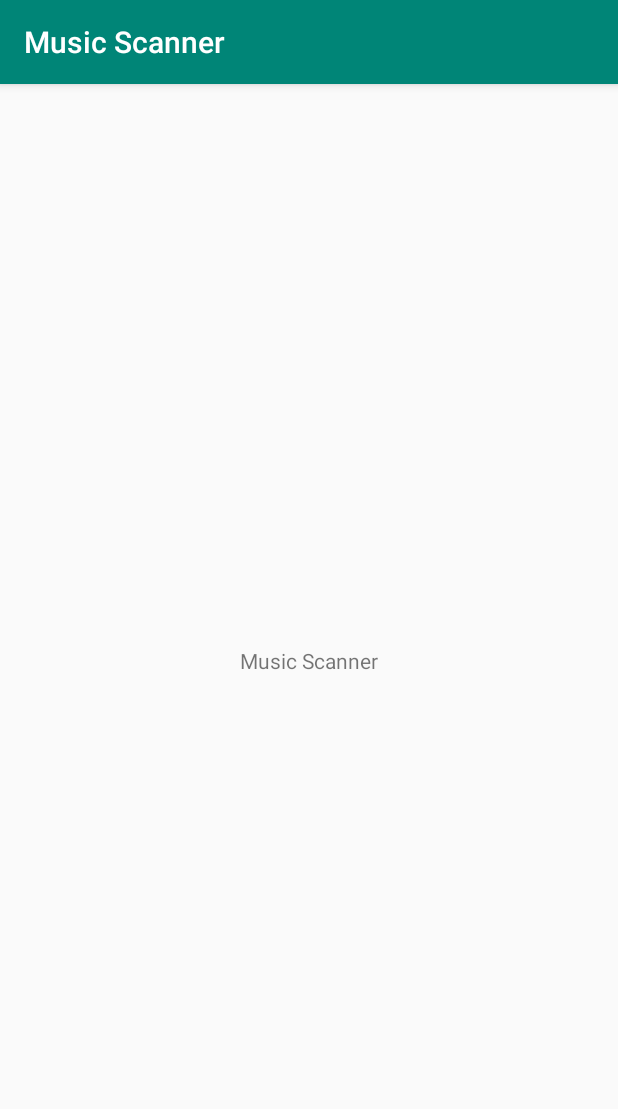
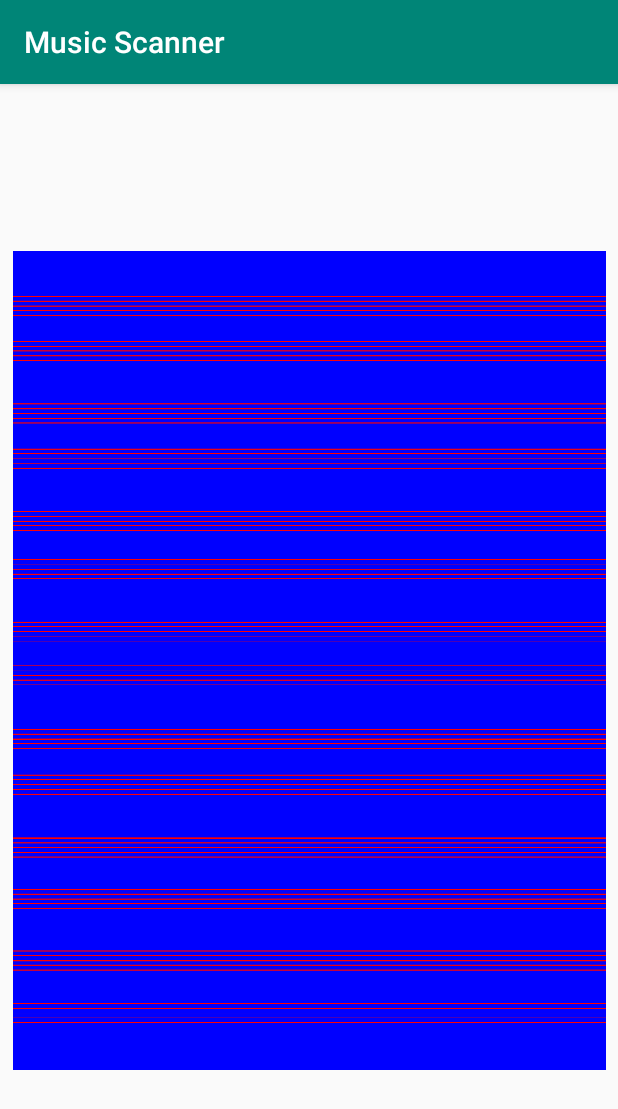
Before and after one commit to HarderMirror/Partiture, an Android app: the screen it shows after launch (MainActivity), on a phone screen of 412 x 824 dp. Shown: the top 1109 px of the screen. Run offline under Robolectric (Android 15) with nearby library versions, the phone set to English and light mode, and no system bars.

Commit message:
Line detection done

```diff
--- a/Android/app/src/main/java/com/veprojects/musicscanner/MainActivity.java
+++ b/Android/app/src/main/java/com/veprojects/musicscanner/MainActivity.java
@@ -1,13 +1,27 @@
 package com.veprojects.musicscanner;
 
+import android.graphics.Bitmap;
+import android.graphics.BitmapFactory;
+import android.media.Image;
 import android.support.v7.app.AppCompatActivity;
 import android.os.Bundle;
+import android.widget.ImageView;
+
+import java.util.ArrayList;
 
 public class MainActivity extends AppCompatActivity {
+    private ArrayList<Bitmap> imgs;
 
     @Override
     protected void onCreate(Bundle savedInstanceState) {
         super.onCreate(savedInstanceState);
+        imgs = new ArrayList<Bitmap>();
+        imgs.add(BitmapFactory.decodeResource(this.getResources(),R.drawable.penta10));
         setContentView(R.layout.activity_main);
+        MusicSheet ms = new MusicSheet(imgs);
+        ImageView imgExpose = findViewById(R.id.imageView);
+        imgExpose.setImageBitmap(ms.readLines(imgs.get(0)));
+
+
     }
 }
--- /dev/null
+++ b/Android/app/src/main/java/com/veprojects/musicscanner/MusicSheet.java
@@ -0,0 +1,94 @@
+package com.veprojects.musicscanner;
+import android.content.Context;
+import android.graphics.Color;
+import android.graphics.Bitmap;
+import android.widget.ImageView;
+
+import java.util.ArrayList;
+
+public class MusicSheet {
+
+    private ArrayList<Bitmap> imgs;
+
+
+    public MusicSheet(ArrayList<Bitmap> imgs){
+        this.imgs = imgs;
+
+
+    }
+
+    //GETTERS AND SETTERS
+
+    public ArrayList<Bitmap> getImgs() {
+        return imgs;
+    }
+
+    public void setImgs(ArrayList<Bitmap> imgs) {
+        this.imgs = imgs;
+    }
+
+    //METHODS
+
+    public void convertToDigital(){
+
+        this.readLines(this.getImgs().get(0));
+    }
+    public Bitmap readLines(Bitmap img){
+        Bitmap.Config conf = Bitmap.Config.ARGB_8888;
+        Bitmap newImg = Bitmap.createBitmap(img.getWidth(),img.getHeight(),conf);
+        int[] pixels = new int[img.getWidth()];
+        for(int y = 0; y < img.getHeight() ; y++){
+            img.getPixels(pixels,0,img.getWidth(),0,y,img.getWidth(),1);
+            float prob = probabilityOfLine(pixels);
+            //System.out.printf("Fila %d: %f\n",y,prob);
+
+            if(prob > 1000) {
+                for(int x = 0; x < img.getWidth(); x++){
+                    newImg.setPixel(x,y,Color.argb(Color.alpha(pixels[x]),255,0,0));
+
+                }
+            } else {
+                for(int x = 0; x < img.getWidth(); x++){
+                    newImg.setPixel(x,y,Color.argb(Color.alpha(pixels[x]),0,0,255));
+                }
+            }
+
+            /*if(this.isBlack(pixel)){
+
+
+            }
+            newImg.setPixel(x,y,pixel);
+            */
+
+
+        }
+        return newImg;
+    }
+    private float probabilityOfLine(int[] pixels){
+        float prob = 0;
+        int cont = pixels.length-1;
+        while(cont > 0 &&!this.isBlack(pixels[cont])) {
+            cont--;
+        }
+        int finalPixel = cont;
+        int init = -1;
+        for(int x = 0; x <= finalPixel; x++){
+            if(this.isBlack(pixels[x])){
+                init = x;
+            }
+            if(init!=-1){
+                if(this.isBlack(pixels[x])) {
+                    prob++;
+                } else {
+                    prob--;
+                }
+            }
+        }
+        return  prob;
+    }
+    private boolean isBlack(int pixel){
+        int media = (Color.red(pixel) + Color.green(pixel) + Color.blue(pixel)) /3 + (255-Color.alpha(pixel));
+
+        return media < 254;
+    }
+}
--- a/Android/app/src/main/res/layout/activity_main.xml
+++ b/Android/app/src/main/res/layout/activity_main.xml
@@ -6,13 +6,17 @@
     android:layout_height="match_parent"
     tools:context=".MainActivity">
 
-    <TextView
-        android:layout_width="wrap_content"
-        android:layout_height="wrap_content"
-        android:text="@string/app_name"
+    <ImageView
+        android:id="@+id/imageView"
+        android:layout_width="395dp"
+        android:layout_height="686dp"
+        android:layout_marginStart="8dp"
+        android:layout_marginTop="8dp"
+        android:layout_marginEnd="8dp"
+        android:layout_marginBottom="8dp"
         app:layout_constraintBottom_toBottomOf="parent"
-        app:layout_constraintLeft_toLeftOf="parent"
-        app:layout_constraintRight_toRightOf="parent"
-        app:layout_constraintTop_toTopOf="parent" />
-
+        app:layout_constraintEnd_toEndOf="parent"
+        app:layout_constraintStart_toStartOf="parent"
+        app:layout_constraintTop_toTopOf="parent"
+        app:srcCompat="@drawable/penta2" />
 </android.support.constraint.ConstraintLayout>
```
Also changed, not shown: Android/app/src/main/res/drawable/partitura1.png (added), Android/app/src/main/res/drawable/partitura_grande.jpg (added), Android/app/src/main/res/drawable/penta1.jpg (added), Android/app/src/main/res/drawable/penta10.jpg (added), Android/app/src/main/res/drawable/penta2.jpg (added), Android/app/src/main/res/drawable/penta4.jpg (added), Android/app/src/main/res/drawable/penta5.jpg (added), Android/app/src/main/res/drawable/penta6.jpg (added), Android/app/src/main/res/drawable/penta7.jpg (added), Android/app/src/main/res/drawable/penta8.jpg (added), Android/app/src/main/res/drawable/penta9.jpg (added), Android/app/src/main/res/drawable/pentagrama.JPG (added).
